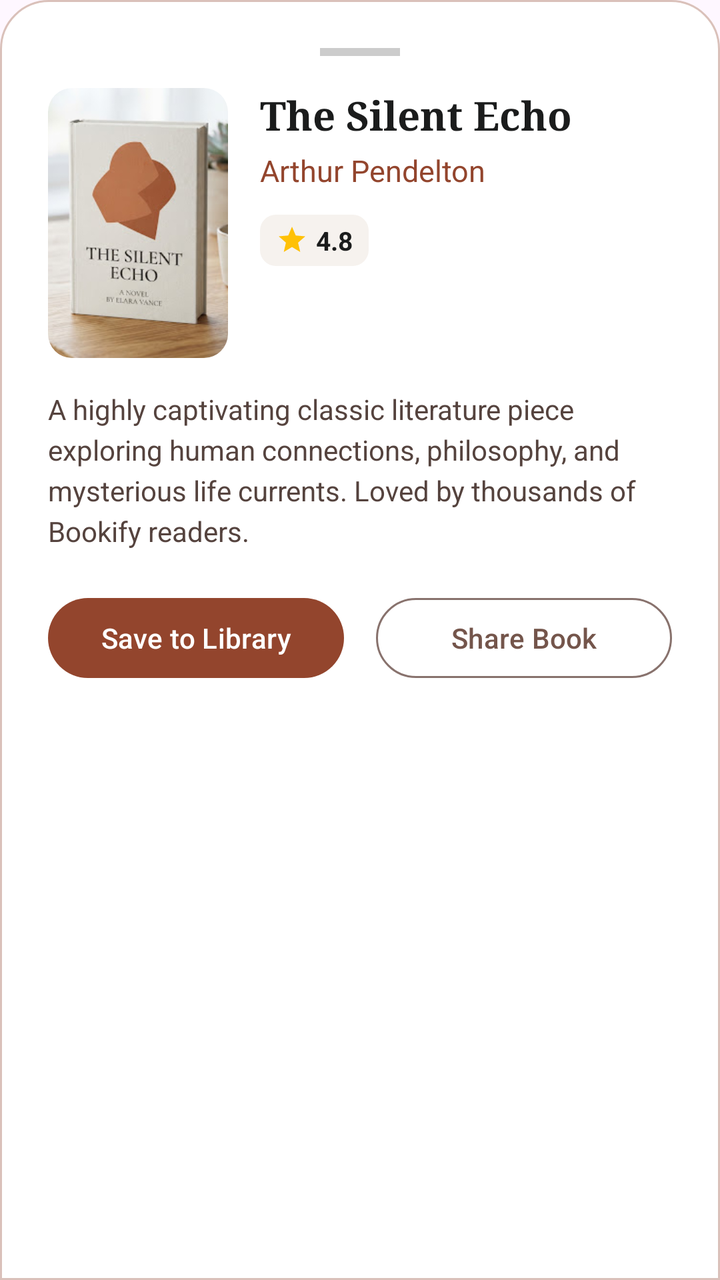
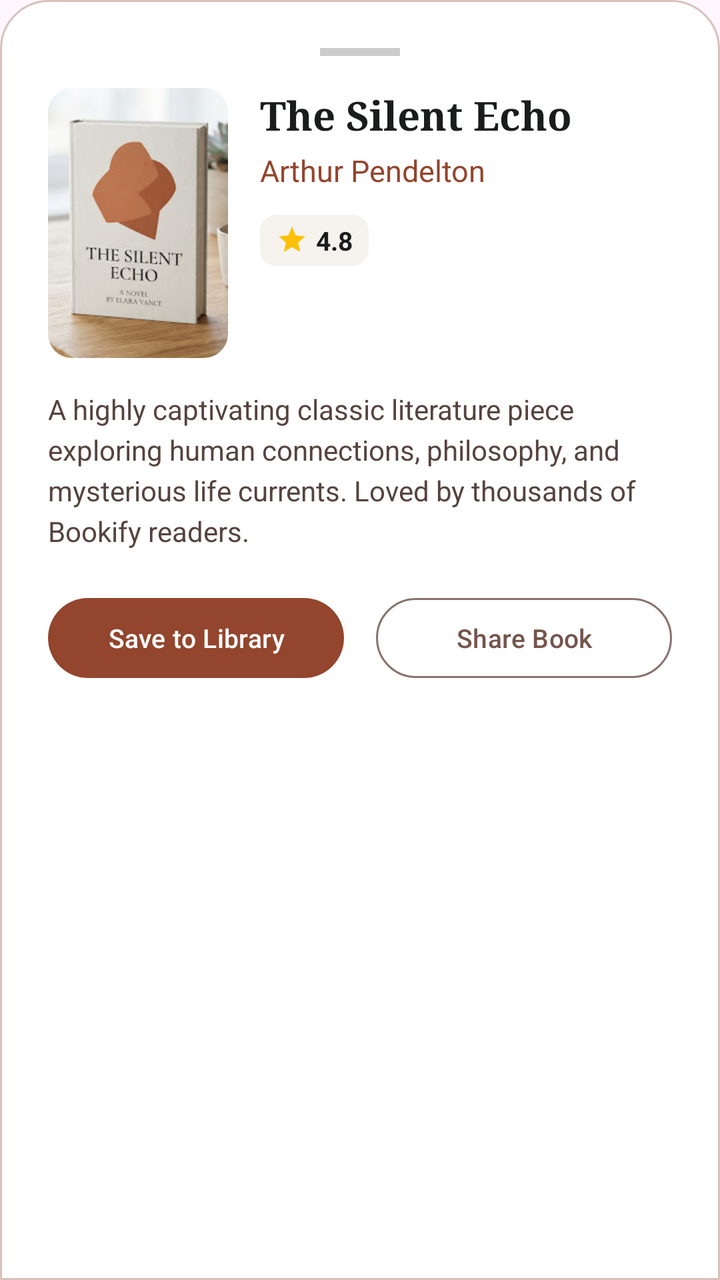

An Android layout rendered at two revisions. The XML below is the earlier revision; the diff shows what the commit changed to produce the second picture.
<!-- AndroidManifest.xml: application theme Theme.Bookify -->
<!-- res/layout/dialog_book_detail_bottom_sheet.xml -->
<?xml version="1.0" encoding="utf-8"?>
<LinearLayout 
    xmlns:android="http://schemas.android.com/apk/res/android"
    xmlns:app="http://schemas.android.com/apk/res-auto"
    android:layout_width="match_parent"
    android:layout_height="wrap_content"
    android:background="@drawable/bg_bottom_nav_rounded"
    android:orientation="vertical"
    android:padding="24dp">

    
    <View
        android:layout_width="40dp"
        android:layout_height="4dp"
        android:layout_gravity="center_horizontal"
        android:layout_marginBottom="16dp"
        android:background="#CCCCCC" />

    
    <LinearLayout
        android:layout_width="match_parent"
        android:layout_height="wrap_content"
        android:orientation="horizontal">

        <com.google.android.material.imageview.ShapeableImageView
            android:id="@+id/dialogImgBookCover"
            android:layout_width="90dp"
            android:layout_height="135dp"
            android:scaleType="centerCrop"
            android:src="@drawable/book_cover_1"
            app:shapeAppearanceOverlay="@style/ShapeAppearance.Material3.Corner.Medium" />

        <LinearLayout
            android:layout_width="0dp"
            android:layout_height="wrap_content"
            android:layout_marginStart="16dp"
            android:layout_weight="1"
            android:orientation="vertical">

            <TextView
                android:id="@+id/dialogTvBookTitle"
                android:layout_width="match_parent"
                android:layout_height="wrap_content"
                android:fontFamily="serif"
                android:text="The Silent Echo"
                android:textColor="@color/on_surface"
                android:textSize="20sp"
                android:textStyle="bold" />

            <TextView
                android:id="@+id/dialogTvBookAuthor"
                android:layout_width="match_parent"
                android:layout_height="wrap_content"
                android:layout_marginTop="4dp"
                android:text="Arthur Pendelton"
                android:textColor="@color/brown_primary"
                android:textSize="15sp" />

            
            <LinearLayout
                android:layout_width="wrap_content"
                android:layout_height="wrap_content"
                android:layout_marginTop="12dp"
                android:background="@drawable/bg_rounded_light_brown"
                android:gravity="center_vertical"
                android:orientation="horizontal"
                android:paddingHorizontal="8dp"
                android:paddingVertical="4dp">

                <ImageView
                    android:layout_width="16dp"
                    android:layout_height="16dp"
                    android:contentDescription="Star"
                    android:src="@drawable/ic_star"
                    app:tint="@color/star_yellow" />

                <TextView
                    android:id="@+id/dialogTvRating"
                    android:layout_width="wrap_content"
                    android:layout_height="wrap_content"
                    android:layout_marginStart="4dp"
                    android:text="4.8"
                    android:textColor="@color/on_surface"
                    android:textSize="13sp"
                    android:textStyle="bold" />
            </LinearLayout>
        </LinearLayout>
    </LinearLayout>

    
    <TextView
        android:layout_width="match_parent"
        android:layout_height="wrap_content"
        android:layout_marginTop="16dp"
        android:lineSpacingExtra="4dp"
        android:text="A highly captivating classic literature piece exploring human connections, philosophy, and mysterious life currents. Loved by thousands of Bookify readers."
        android:textColor="@color/on_surface_variant"
        android:textSize="14sp" />

    
    <LinearLayout
        android:layout_width="match_parent"
        android:layout_height="wrap_content"
        android:layout_marginTop="20dp"
        android:orientation="horizontal">

        <com.google.android.material.button.MaterialButton
            android:id="@+id/dialogBtnSaveBook"
            android:layout_width="0dp"
            android:layout_height="48dp"
            android:layout_marginEnd="8dp"
            android:layout_weight="1"
            android:text="Save to Library"
            android:textColor="@color/white"
            app:backgroundTint="@color/brown_primary"
            app:cornerRadius="24dp" />

        <com.google.android.material.button.MaterialButton
            android:id="@+id/dialogBtnShareBook"
            style="@style/Widget.Material3.Button.OutlinedButton"
            android:layout_width="0dp"
            android:layout_height="48dp"
            android:layout_marginStart="8dp"
            android:layout_weight="1"
            android:text="Share Book"
            android:textColor="@color/tertiary"
            app:cornerRadius="24dp"
            app:strokeColor="@color/outline" />
    </LinearLayout>
</LinearLayout>
<!-- resources referenced by this layout -->
<resources>
  <color name="brown_primary">#93452D</color>
  <color name="on_surface">#1B1C1C</color>
  <color name="on_surface_variant">#55433E</color>
  <color name="outline">#88726D</color>
  <color name="star_yellow">#FFC107</color>
  <color name="tertiary">#74554B</color>
  <color name="white">#FFFFFFFF</color>
  <!-- drawable bg_bottom_nav_rounded (drawable) -->
  <?xml version="1.0" encoding="utf-8"?>
  <shape xmlns:android="http://schemas.android.com/apk/res/android">
      <solid android:color="@android:color/white" />
  
      <stroke
          android:width="1dp"
          android:color="#DAC1BA" />
  
      <corners
          android:topLeftRadius="24dp"
          android:topRightRadius="24dp"
          android:bottomLeftRadius="0dp"
          android:bottomRightRadius="0dp" />
  </shape>
  <!-- drawable bg_rounded_light_brown (drawable) -->
  <?xml version="1.0" encoding="utf-8"?>
  <shape xmlns:android="http://schemas.android.com/apk/res/android"
      android:shape="rectangle">
  
      
      <solid android:color="#F6F2EE" />
  
      
      <corners android:radius="8dp" />
  
  </shape>
  <!-- drawable book_cover_1: jpg bitmap (drawable, 29544 bytes) -->
  <!-- drawable ic_star (drawable) -->
  <vector xmlns:android="http://schemas.android.com/apk/res/android" android:height="24dp" android:tint="#000000" android:viewportHeight="24" android:viewportWidth="24" android:width="24dp">
        
      <path android:fillColor="@android:color/white" android:pathData="M12,17.27L18.18,21l-1.64,-7.03L22,9.24l-7.19,-0.61L12,2 9.19,8.63 2,9.24l5.46,4.73L5.82,21z"/>
      
  </vector>
  <style name="Theme.Bookify" parent="Base.Theme.Bookify" />
  <style name="Base.Theme.Bookify" parent="Theme.Material3.DayNight.NoActionBar">
          
          
      </style>
</resources>

<!-- the commit's change to res/layout/dialog_book_detail_bottom_sheet.xml (unified diff, before → after) -->
@@ -112,6 +112,9 @@
             android:layout_weight="1"
             android:text="Save to Library"
             android:textColor="@color/white"
+            android:textSize="13sp"
+            android:textAllCaps="false"
+            android:maxLines="1"
             app:backgroundTint="@color/brown_primary"
             app:cornerRadius="24dp" />
 
@@ -124,6 +127,9 @@
             android:layout_weight="1"
             android:text="Share Book"
             android:textColor="@color/tertiary"
+            android:textSize="13sp"
+            android:textAllCaps="false"
+            android:maxLines="1"
             app:cornerRadius="24dp"
             app:strokeColor="@color/outline" />
     </LinearLayout>
